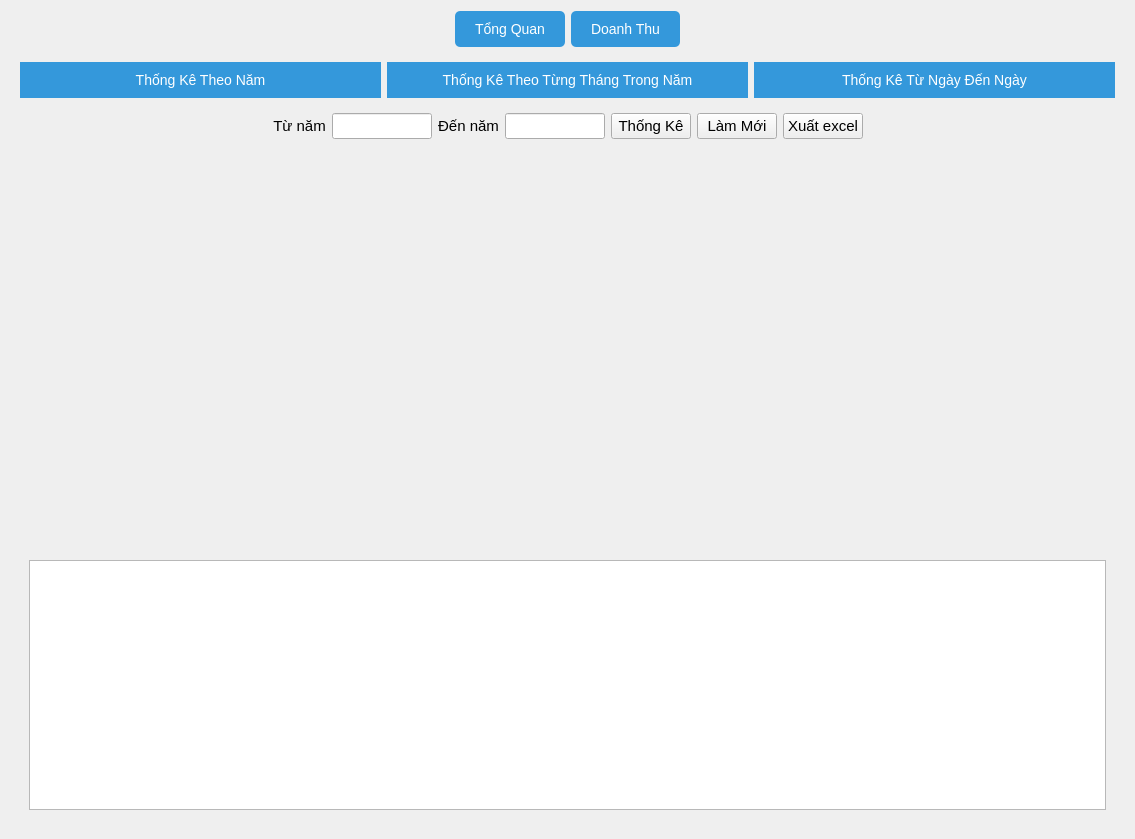
Before: the Qt Designer form view/statistics/statistics_ui.ui in loimaxto/DoAnPython, drawn with Qt 5.
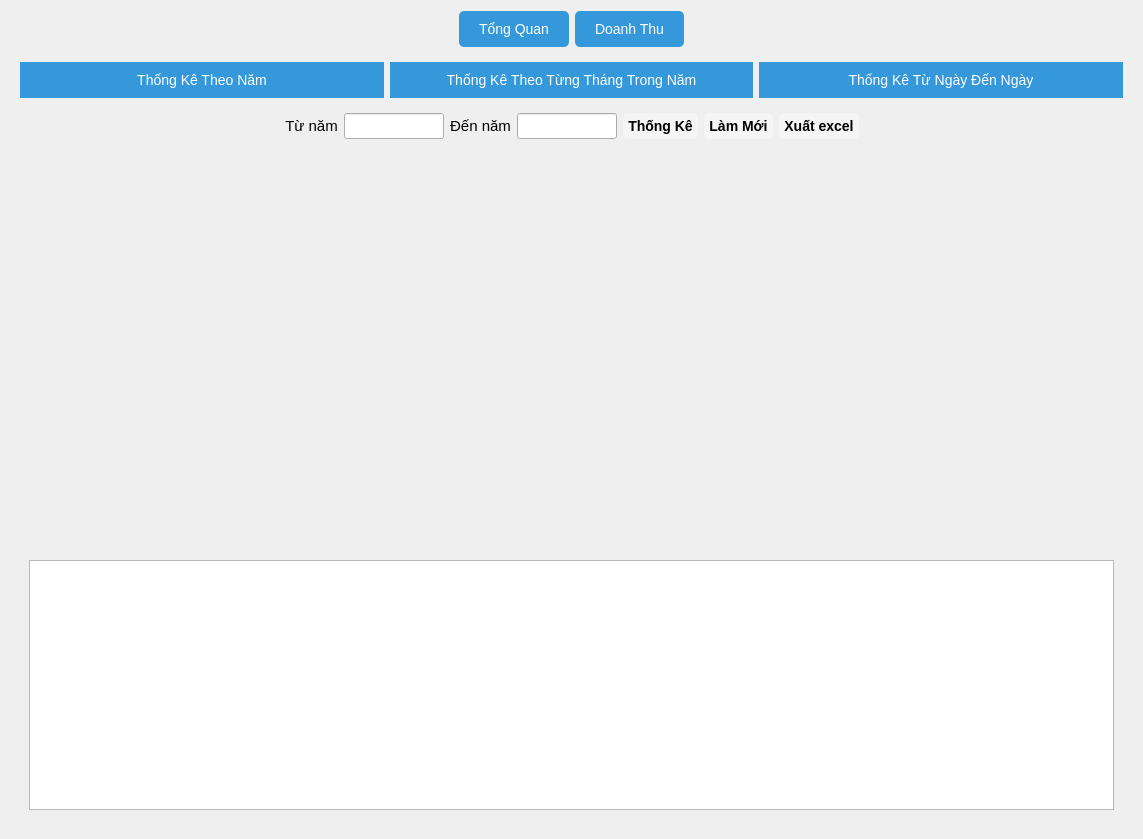
After: the same form once the commit is applied. The open tabs and pages were chosen to show the change. Icons and pictures are not drawn.

Commit message: update nhanvien & statistics

Diff of the .ui file:
```diff
--- a/view/statistics/statistics_ui.ui
+++ b/view/statistics/statistics_ui.ui
@@ -6,7 +6,7 @@
    <rect>
     <x>0</x>
     <y>0</y>
-    <width>1131</width>
+    <width>1143</width>
     <height>839</height>
    </rect>
   </property>
@@ -638,14 +638,20 @@
                 <widget class="QPushButton" name="statistisBtn">
                  <property name="font">
                   <font>
-                   <pointsize>11</pointsize>
-                   <weight>50</weight>
-                   <bold>false</bold>
+                   <pointsize>-1</pointsize>
+                   <weight>75</weight>
+                   <bold>true</bold>
                   </font>
                  </property>
                  <property name="styleSheet">
-                  <string notr="true">            QPushButton:hover {
-                border: 3px solid #2980b9; /* Darker blue on hover */
+                  <string notr="true">QPushButton {
+                background-color: #f5f5f5; 
+                color: black;
+                border: none;
+                padding: 5px 5px;
+                font-size: 14px;
+                border-radius : 5px;
+				font-weight: bold;
             }
             QPushButton:pressed {
                 border: 3px solid #1f618d; /* Even darker blue on press */
@@ -660,12 +666,20 @@
                 <widget class="QPushButton" name="refreshBtn">
                  <property name="font">
                   <font>
-                   <pointsize>11</pointsize>
+                   <pointsize>-1</pointsize>
+                   <weight>75</weight>
+                   <bold>true</bold>
                   </font>
                  </property>
                  <property name="styleSheet">
-                  <string notr="true">QPushButton:hover {
-                border: 3px solid #2980b9; /* Darker blue on hover */
+                  <string notr="true">QPushButton {
+                background-color: #f5f5f5; 
+                color: black;
+                border: none;
+                padding: 5px 5px;
+                font-size: 14px;
+                border-radius : 5px;
+				font-weight: bold;
             }
             QPushButton:pressed {
                 border: 3px solid #1f618d; /* Even darker blue on press */
@@ -680,12 +694,20 @@
                 <widget class="QPushButton" name="exportExcelBtn">
                  <property name="font">
                   <font>
-                   <pointsize>11</pointsize>
+                   <pointsize>-1</pointsize>
+                   <weight>75</weight>
+                   <bold>true</bold>
                   </font>
                  </property>
                  <property name="styleSheet">
-                  <string notr="true">QPushButton:hover {
-                border: 3px solid #2980b9; /* Darker blue on hover */
+                  <string notr="true">QPushButton {
+                background-color: #f5f5f5; 
+                color: black;
+                border: none;
+                padding: 5px 5px;
+                font-size: 14px;
+                border-radius : 5px;
+				font-weight: bold;
             }
             QPushButton:pressed {
                 border: 3px solid #1f618d; /* Even darker blue on press */
@@ -743,6 +765,12 @@
                <height>250</height>
               </size>
              </property>
+             <property name="styleSheet">
+              <string notr="true">QTableView {
+        font-size: 14px;
+        }
+   </string>
+             </property>
             </widget>
            </item>
           </layout>
```
Left out of the diff: 171 changed lines with no effect on the pictures. The commit also changes 3 other files.
